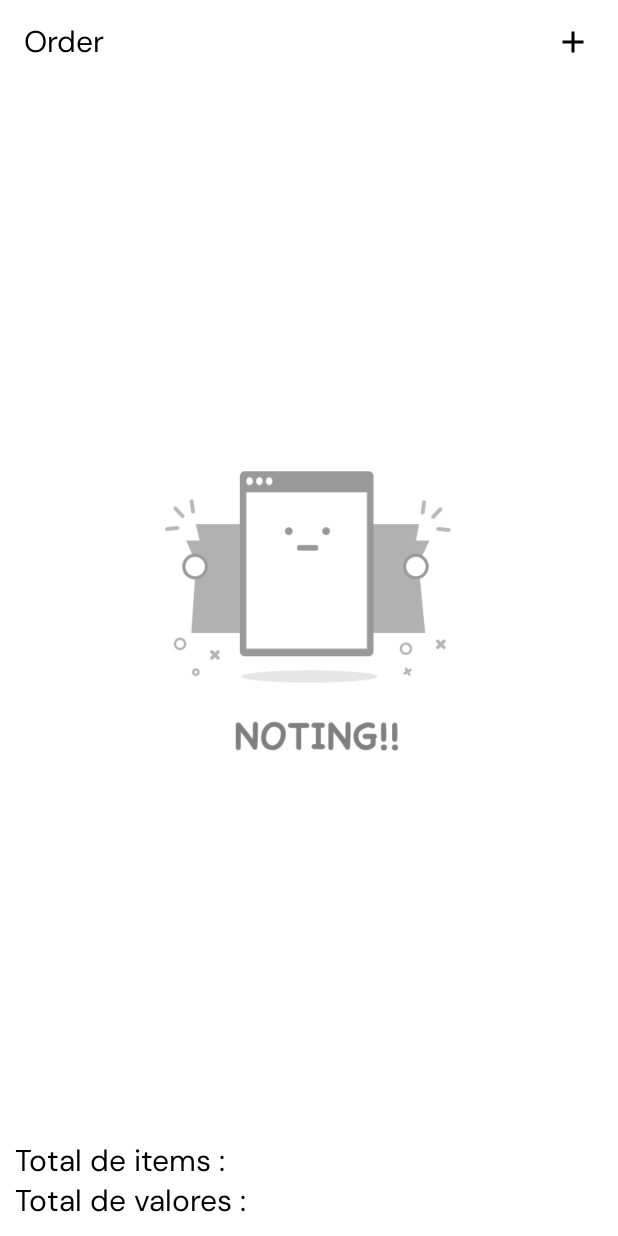
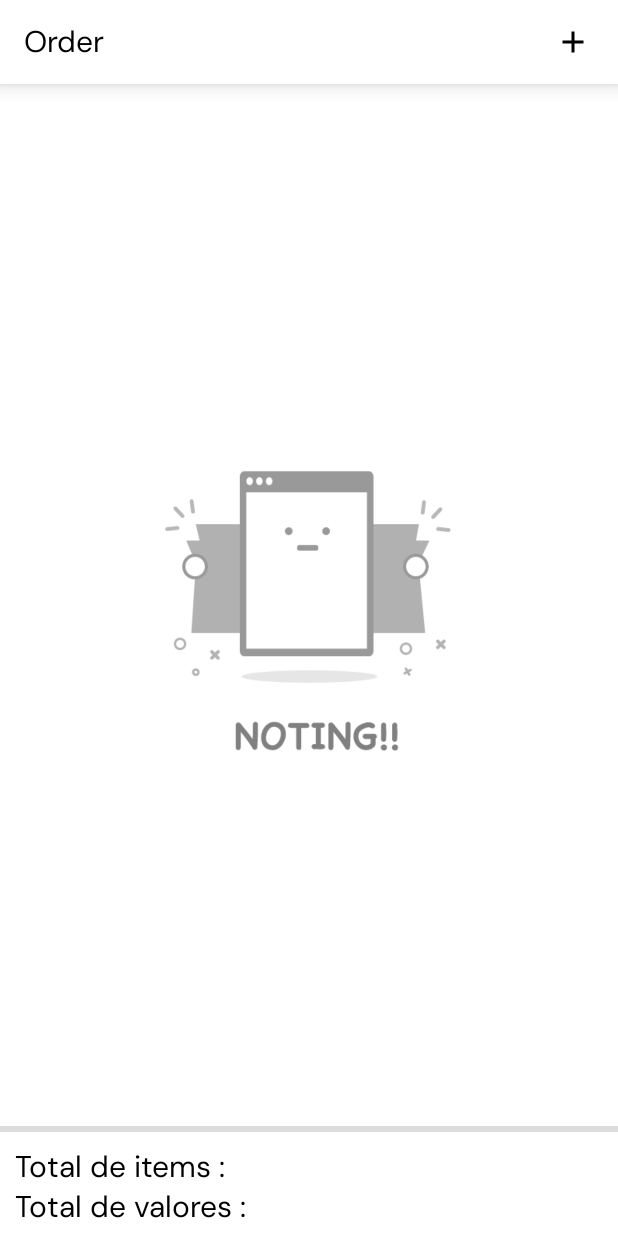
Before and after one commit to BrunoFerreiradaSilva/SalesApp, an Android app: the OrderRegistrationActivity screen opened directly, with no data from a screen before it, on a phone screen of 412 x 824 dp. Run offline under Robolectric (Android 15) with nearby library versions, the phone set to English and light mode, and no system bars; our stand-ins replace Dagger/Hilt's generated code, Room's generated code.

Commit message:
resolved layout

```diff
--- a/app/src/main/res/layout/activity_order_registration.xml
+++ b/app/src/main/res/layout/activity_order_registration.xml
@@ -19,9 +19,10 @@
 
     <androidx.appcompat.widget.Toolbar
         android:id="@+id/toolbar"
-        style="@style/toobarTextStyle"
+        style="@style/toolbarStyle"
         android:layout_width="match_parent"
         android:layout_height="wrap_content"
+        android:elevation="8dp"
         app:layout_constraintEnd_toEndOf="parent"
         app:layout_constraintStart_toStartOf="parent"
         app:layout_constraintTop_toTopOf="parent">
@@ -52,7 +53,6 @@
     </androidx.appcompat.widget.Toolbar>
 
 
-
     <androidx.recyclerview.widget.RecyclerView
         android:id="@+id/rv_order_registration"
         android:layout_width="match_parent"
@@ -69,6 +69,7 @@
         android:layout_height="wrap_content"
         android:background="@color/white"
         android:padding="10dp"
+        android:translationY="4dp"
         app:layout_constraintBottom_toTopOf="@id/cv_buttons"
         app:layout_constraintEnd_toEndOf="parent"
         app:layout_constraintStart_toStartOf="parent"
@@ -130,11 +131,10 @@
 
         <Button
             android:id="@+id/btn_save"
-            style="@style/toobarTextStyle"
+            style="@style/toolbarStyle"
             android:layout_width="match_parent"
             android:layout_height="wrap_content"
             android:layout_margin="10dp"
-            android:layout_marginBottom="8dp"
             android:background="@drawable/rouded_button"
             android:text="@string/bnt_save"
             android:textAllCaps="false"
@@ -142,7 +142,8 @@
             android:visibility="visible"
             app:layout_constraintBottom_toBottomOf="parent"
             app:layout_constraintEnd_toEndOf="parent"
-            app:layout_constraintStart_toStartOf="parent" />
+            app:layout_constraintStart_toStartOf="parent"
+            app:layout_constraintTop_toTopOf="parent" />
 
     </androidx.constraintlayout.widget.ConstraintLayout>
 </androidx.constraintlayout.widget.ConstraintLayout>
--- a/app/src/main/res/layout/item_registration_order.xml
+++ b/app/src/main/res/layout/item_registration_order.xml
@@ -26,6 +26,7 @@
             <TextView
                 android:id="@+id/tv_name_product"
                 style="@style/textStyle"
+                android:paddingStart="8dp"
                 android:layout_width="wrap_content"
                 android:layout_height="wrap_content"
                 android:text="@string/product"
@@ -50,6 +51,7 @@
                 android:layout_width="wrap_content"
                 android:layout_height="wrap_content"
                 android:text="@string/description"
+                android:paddingStart="8dp"
                 android:textStyle="bold"
                 app:layout_constraintStart_toStartOf="parent"
                 app:layout_constraintTop_toBottomOf="@id/tv_name_product" />
--- a/app/src/main/res/layout/layout_include_product.xml
+++ b/app/src/main/res/layout/layout_include_product.xml
@@ -6,7 +6,7 @@
 
     <TextView
         android:id="@+id/tv_title"
-        style="@style/toobarTextStyle"
+        style="@style/toolbarStyle"
         android:layout_width="match_parent"
         android:layout_height="wrap_content"
         android:layout_margin="10dp"
--- a/app/src/main/res/values-night/themes.xml
+++ b/app/src/main/res/values-night/themes.xml
@@ -31,7 +31,7 @@
         <item name="android:fontFamily">@font/dm_sans</item>
     </style>
 
-    <style name="toobarTextStyle">
+    <style name="toolbarStyle">
         <item name="android:textColor">@color/black</item>
         <item name="android:textSize">20sp</item>
         <item name="android:background">@color/white</item>
--- a/app/src/main/res/values/themes.xml
+++ b/app/src/main/res/values/themes.xml
@@ -32,7 +32,7 @@
         <item name="android:fontFamily">@font/dm_sans</item>
     </style>
 
-    <style name="toobarTextStyle">
+    <style name="toolbarStyle">
         <item name="android:textColor">@color/black</item>
         <item name="android:textSize">20sp</item>
         <item name="android:background">@color/white</item>
```
Also changed, not shown: app/src/main/res/layout/activity_orders_placed.xml (+4 -3 lines).
